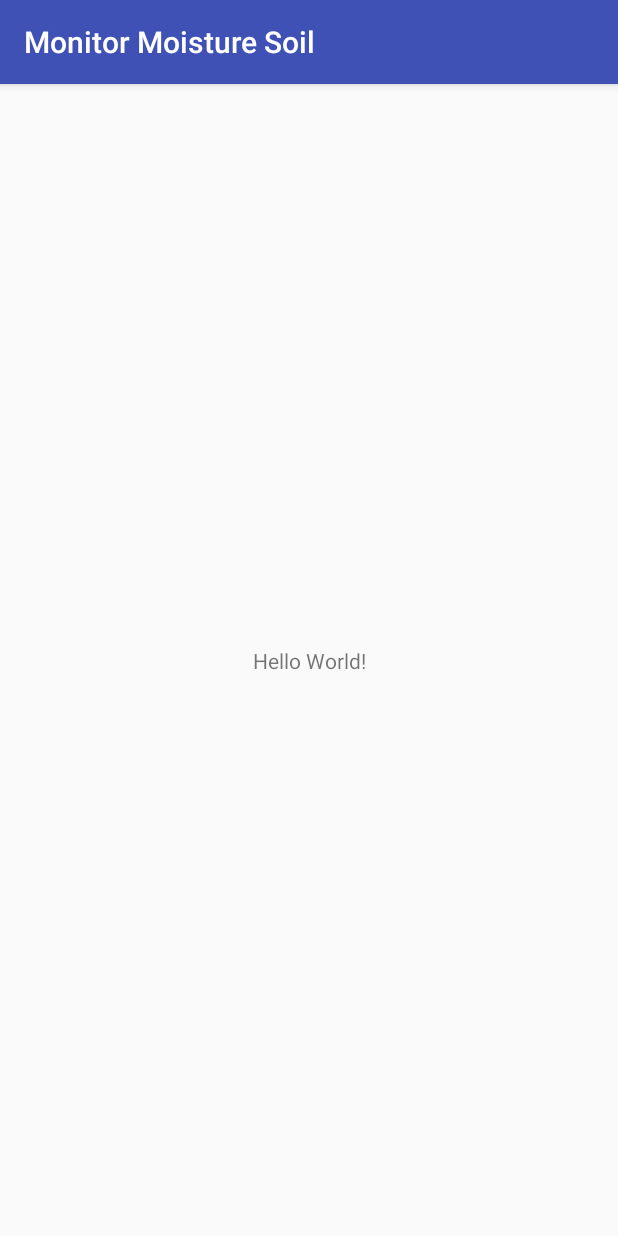
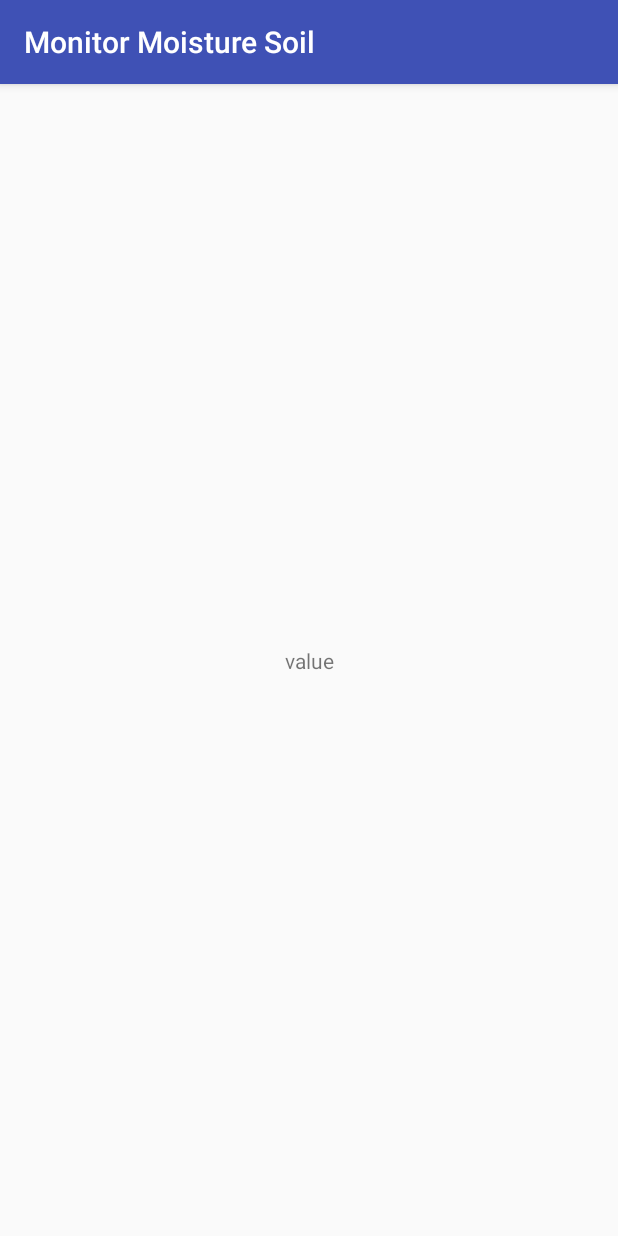
Before and after one commit to vilmarbfilho/Android-Monitor-Moisture-Soil, an Android app: the screen it shows after launch (MainActivity), on a phone screen of 412 x 824 dp. Run offline under Robolectric (Android 15) with nearby library versions, the phone set to English and light mode, and no system bars.

Commit message:
Added some code

```diff
--- a/app/src/main/java/com/example/vilmar/monitormoisturesoil/MainActivity.kt
+++ b/app/src/main/java/com/example/vilmar/monitormoisturesoil/MainActivity.kt
@@ -2,11 +2,38 @@ package com.example.vilmar.monitormoisturesoil
 
 import android.support.v7.app.AppCompatActivity
 import android.os.Bundle
+import android.widget.TextView
+import com.physicaloid.lib.Physicaloid
+
 
 class MainActivity : AppCompatActivity() {
+
+    private lateinit var mValue: TextView
+
+    private lateinit var mPhysicaloid: Physicaloid
+
+    private val mBaudrate: Int = 9600
 
     override fun onCreate(savedInstanceState: Bundle?) {
         super.onCreate(savedInstanceState)
         setContentView(R.layout.activity_main)
+
+        init()
+
+    }
+
+    private fun init() {
+        mValue = findViewById(R.id.tv_value_moisture)
+
+        mPhysicaloid = Physicaloid(this)
+        mPhysicaloid.setBaudrate(mBaudrate)
+
+        if (mPhysicaloid.open()) {
+            mPhysicaloid.addReadListener { size ->
+                val buf = ByteArray(size)
+                mPhysicaloid.read(buf, size)
+                mValue.text = buf.toString()
+            }
+        }
     }
 }
--- a/app/src/main/res/layout/activity_main.xml
+++ b/app/src/main/res/layout/activity_main.xml
@@ -7,9 +7,10 @@
     tools:context="com.example.vilmar.monitormoisturesoil.MainActivity">
 
     <TextView
+        android:id="@+id/tv_value_moisture"
         android:layout_width="wrap_content"
         android:layout_height="wrap_content"
-        android:text="Hello World!"
+        android:text="value"
         app:layout_constraintBottom_toBottomOf="parent"
         app:layout_constraintLeft_toLeftOf="parent"
         app:layout_constraintRight_toRightOf="parent"
```
